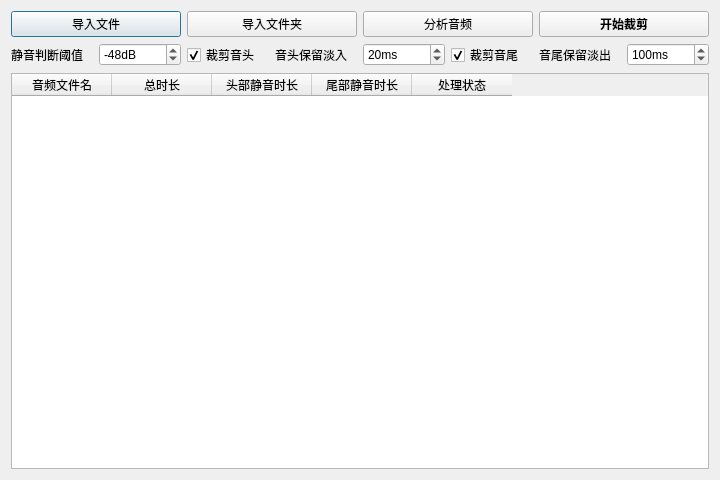
Qt form ui/AudioSilenceTrimmer.ui (victor647/WAAPI_Tools) before a commit.
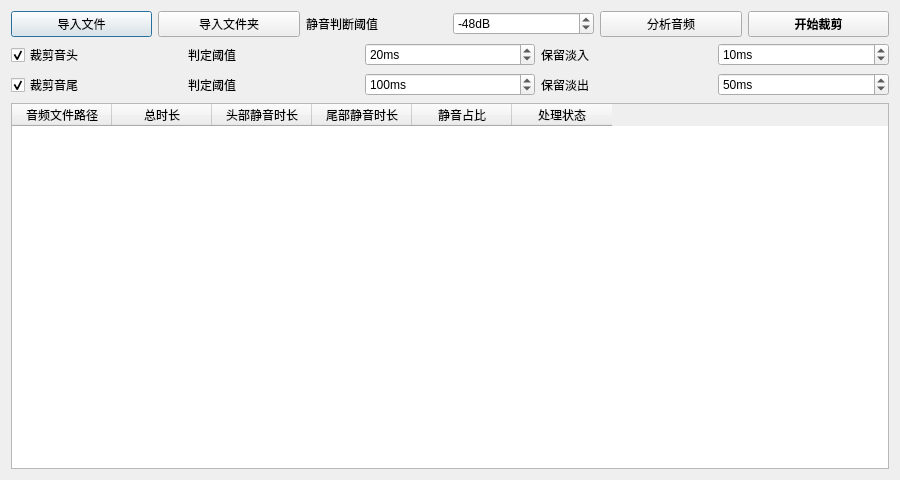
The same form after that commit.

Commit message: 集成内部AI工具，优化音频裁剪工具

What changed in the file:
```diff
--- a/ui/AudioSilenceTrimmer.ui
+++ b/ui/AudioSilenceTrimmer.ui
@@ -6,7 +6,7 @@
    <rect>
     <x>0</x>
     <y>0</y>
-    <width>720</width>
+    <width>900</width>
     <height>480</height>
    </rect>
   </property>
@@ -30,6 +30,29 @@
        </property>
       </widget>
      </item>
+     <item>
+      <widget class="QLabel" name="lblCutThreshold">
+       <property name="text">
+        <string>静音判断阈值</string>
+       </property>
+      </widget>
+     </item>
+     <item>
+      <widget class="QSpinBox" name="spbCutThreshold">
+       <property name="suffix">
+        <string>dB</string>
+       </property>
+       <property name="minimum">
+        <number>-96</number>
+       </property>
+       <property name="maximum">
+        <number>0</number>
+       </property>
+       <property name="value">
+        <number>-48</number>
+       </property>
+      </widget>
+     </item>
      <item>
       <widget class="QPushButton" name="btnAnalyzeAudio">
        <property name="text">
@@ -53,29 +76,6 @@
    </item>
    <item>
     <layout class="QHBoxLayout" name="horizontalLayout_2">
-     <item>
-      <widget class="QLabel" name="lblCutThreshold">
-       <property name="text">
-        <string>静音判断阈值</string>
-       </property>
-      </widget>
-     </item>
-     <item>
-      <widget class="QSpinBox" name="spbCutThreshold">
-       <property name="suffix">
-        <string>dB</string>
-       </property>
-       <property name="minimum">
-        <number>-96</number>
-       </property>
-       <property name="maximum">
-        <number>0</number>
-       </property>
-       <property name="value">
-        <number>-48</number>
-       </property>
-      </widget>
-     </item>
      <item>
       <widget class="QCheckBox" name="cbxTrimHead">
        <property name="text">
@@ -86,10 +86,33 @@
        </property>
       </widget>
      </item>
+     <item>
+      <widget class="QLabel" name="lblTrimHeadThreshold">
+       <property name="text">
+        <string>判定阈值</string>
+       </property>
+      </widget>
+     </item>
+     <item>
+      <widget class="QSpinBox" name="spbTrimHeadThreshold">
+       <property name="suffix">
+        <string>ms</string>
+       </property>
+       <property name="minimum">
+        <number>1</number>
+       </property>
+       <property name="maximum">
+        <number>10000</number>
+       </property>
+       <property name="value">
+        <number>20</number>
+       </property>
+      </widget>
+     </item>
      <item>
       <widget class="QLabel" name="lblFadeInDuration">
        <property name="text">
-        <string>音头保留淡入</string>
+        <string>保留淡入</string>
        </property>
       </widget>
      </item>
@@ -105,10 +128,14 @@
         <number>1000</number>
        </property>
        <property name="value">
-        <number>20</number>
+        <number>10</number>
        </property>
       </widget>
      </item>
+    </layout>
+   </item>
+   <item>
+    <layout class="QHBoxLayout" name="horizontalLayout_3">
      <item>
       <widget class="QCheckBox" name="cbxTrimTail">
        <property name="text">
@@ -119,10 +146,33 @@
        </property>
       </widget>
      </item>
+     <item>
+      <widget class="QLabel" name="lblTrimTailThreshold">
+       <property name="text">
+        <string>判定阈值</string>
+       </property>
+      </widget>
+     </item>
+     <item>
+      <widget class="QSpinBox" name="spbTrimTailThreshold">
+       <property name="suffix">
+        <string>ms</string>
+       </property>
+       <property name="minimum">
+        <number>1</number>
+       </property>
+       <property name="maximum">
+        <number>10000</number>
+       </property>
+       <property name="value">
+        <number>100</number>
+       </property>
+      </widget>
+     </item>
      <item>
       <widget class="QLabel" name="lblFadeOutDuration">
        <property name="text">
-        <string>音尾保留淡出</string>
+        <string>保留淡出</string>
        </property>
       </widget>
      </item>
@@ -138,7 +188,7 @@
         <number>1000</number>
        </property>
        <property name="value">
-        <number>100</number>
+        <number>50</number>
        </property>
       </widget>
      </item>
@@ -154,7 +204,7 @@
      </property>
      <column>
       <property name="text">
-       <string>音频文件名</string>
+       <string>音频文件路径</string>
       </property>
      </column>
      <column>
@@ -172,6 +222,11 @@
        <string>尾部静音时长</string>
       </property>
      </column>
+     <column>
+      <property name="text">
+       <string>静音占比</string>
+      </property>
+     </column>
      <column>
       <property name="text">
        <string>处理状态</string>
```
The commit also changes 43 other files.
